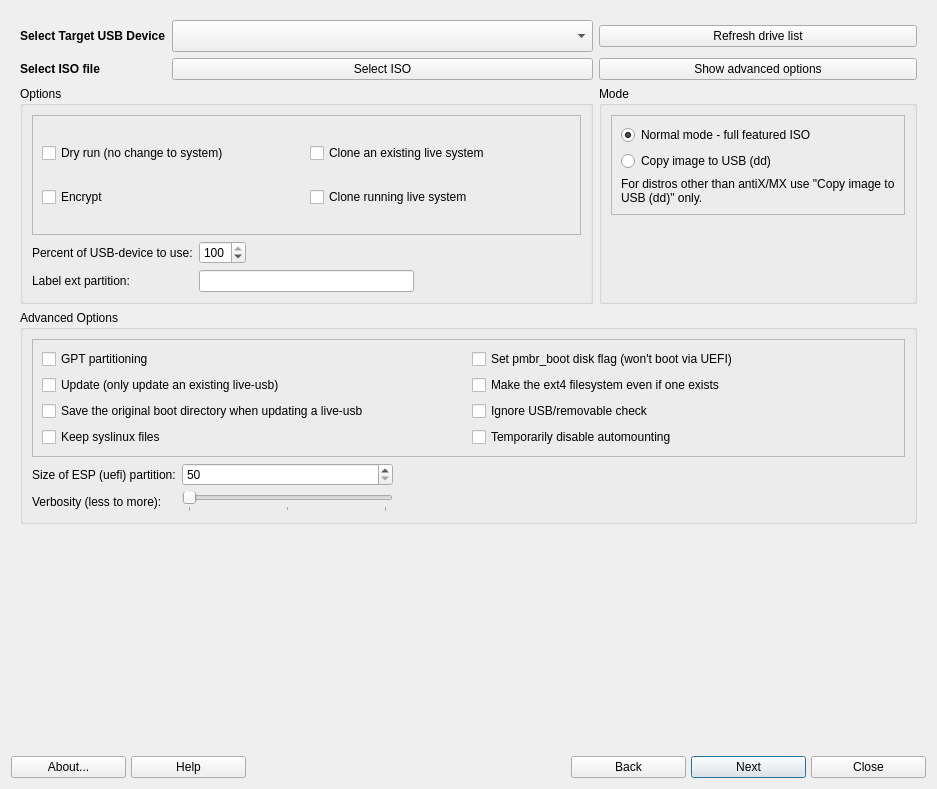
The window that mainwindow.ui (AdrianTM/mx-live-usb-maker) describes before a commit, drawn with Qt 5.
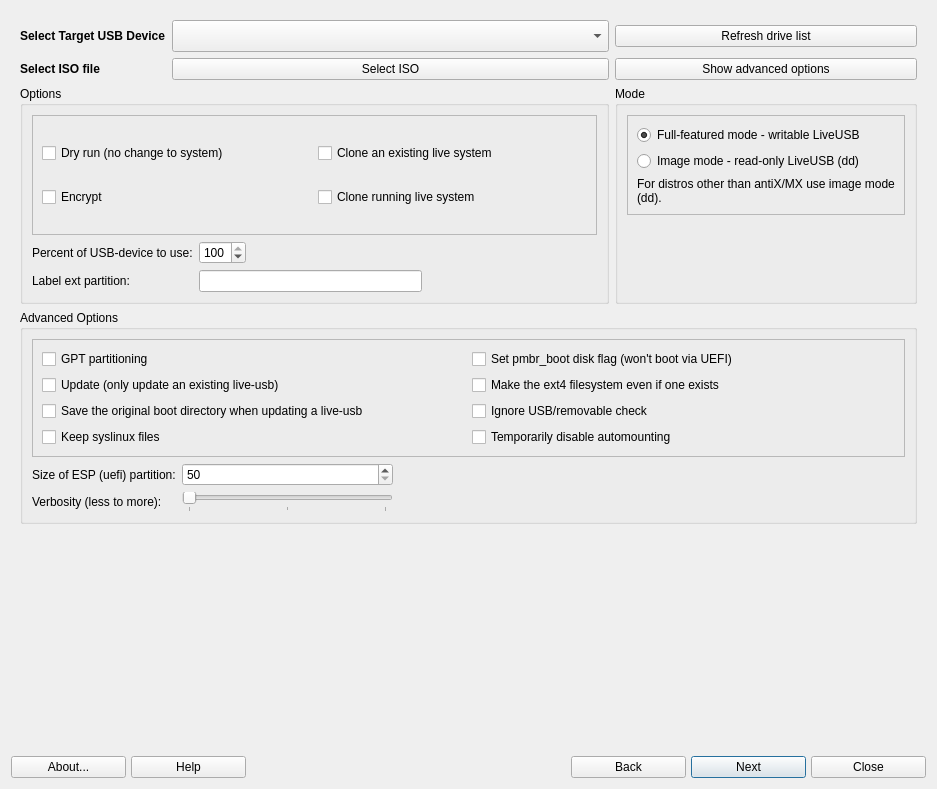
The same window after the commit. Icons and pictures are not drawn.

Patch:
```diff
--- a/mainwindow.ui
+++ b/mainwindow.ui
@@ -498,7 +498,7 @@
              <item>
               <widget class="QRadioButton" name="rb_normal">
                <property name="text">
-                <string>Normal mode - full featured ISO</string>
+                <string>Full-featured mode - writable LiveUSB</string>
                </property>
                <property name="checked">
                 <bool>true</bool>
@@ -511,7 +511,7 @@
                 <string>Read-only, cannot be used with persistency</string>
                </property>
                <property name="text">
-                <string>Copy image to USB (dd)</string>
+                <string>Image mode - read-only LiveUSB (dd)</string>
                </property>
               </widget>
              </item>
@@ -525,7 +525,7 @@
                 </font>
                </property>
                <property name="text">
-                <string>For distros other than antiX/MX use &quot;Copy image to USB (dd)&quot; only.</string>
+                <string>For distros other than antiX/MX use image mode (dd).</string>
                </property>
                <property name="alignment">
                 <set>Qt::AlignLeading|Qt::AlignLeft|Qt::AlignVCenter</set>
```
